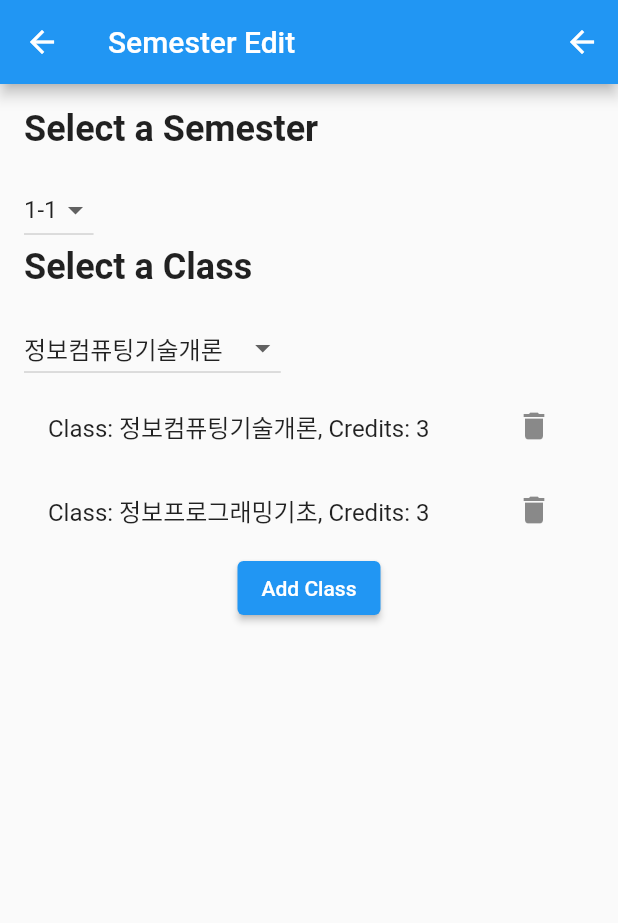
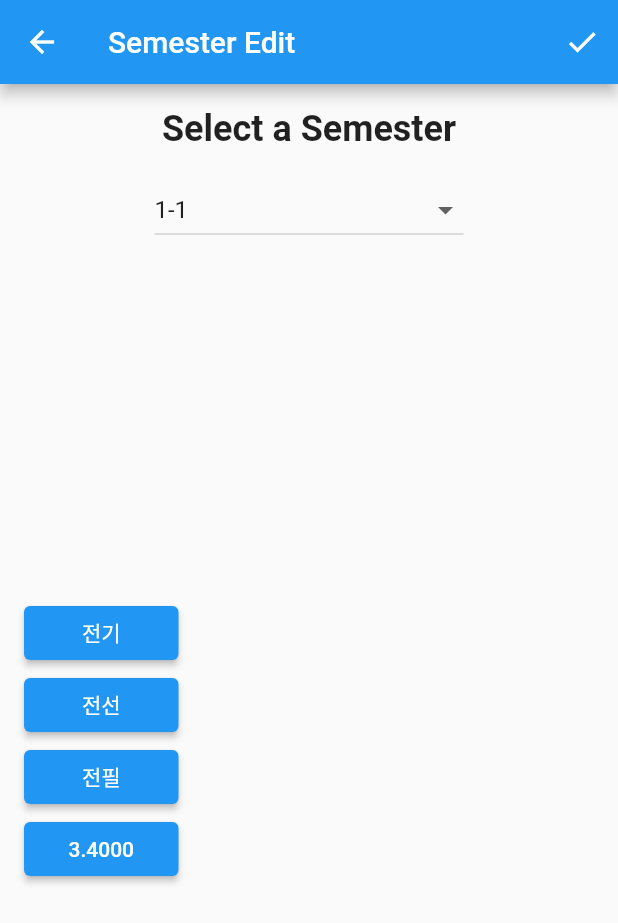
Before and after one commit to Brokepilot/Capstoneprojectfinal, a Flutter app: the EditPage screen opened by its route, on a phone screen of 412 x 824 dp. Shown: the top 923 px of the screen. Run offline on Flutter 3.47's test engine with Material 2 defaults, Android fonts, the light colour scheme and no system bars; our stand-ins replace fl_chart.

Commit message:
editpage complete needs to look prettier tho

```diff
--- a/lib/main.dart
+++ b/lib/main.dart
@@ -83,6 +83,7 @@ class EndMeApp extends StatelessWidget {
   @override
   Widget build(BuildContext context) {
     return MaterialApp(
+      debugShowCheckedModeBanner: false,
       title: 'EndMe',
       theme: ThemeData(
         primarySwatch: Colors.blue,
--- a/lib/models.dart
+++ b/lib/models.dart
@@ -11,10 +11,19 @@ class CreditType {
 
 class Semester {
   final String name;
-  final List<ClassTaken> classesTaken;
+  List<ClassTaken> classesTaken;
 
   Semester({required this.name, this.classesTaken = const []});
+
+  void addClass(ClassTaken classTaken) {
+    classesTaken.add(classTaken);
+  }
+
+  void removeClass(ClassTaken classTaken) {
+    classesTaken.remove(classTaken);
+  }
 }
+
 
 class ClassTaken {
   final String className;
--- a/lib/pages/editpage.dart
+++ b/lib/pages/editpage.dart
@@ -14,10 +14,14 @@ class _EditPageState extends State<EditPage> {
   late List<Semester> semesters;
   late Semester selectedSemester;
   late List<ClassTaken> allClasses;
-  late ClassTaken selectedClass;
+  late List<ClassTaken>
+      selectedClasses; // for keeping track of selected classes
+  late String selectedType; // for keeping track of selected type
 
   @override
   void initState() {
+    super.initState();
+
     // Initialize semesters with user's semesters
     semesters = widget.user.semesters;
     // Initialize selectedSemester with the first semester
@@ -25,20 +29,26 @@ class _EditPageState extends State<EditPage> {
 
     // Initialize allClasses with user's allClasses
     allClasses = widget.user.allClasses;
-    // Initialize selectedClass with the first class
-    selectedClass = allClasses[0];
 
-    super.initState();
+    // Initialize selectedClasses with an empty list
+    selectedClasses = [];
+
+    // Initialize selectedType with "T1"
+    selectedType = "T1";
   }
 
+  @override
   Widget build(BuildContext context) {
     return Scaffold(
       appBar: AppBar(
         title: Text('Semester Edit'),
         actions: [
           IconButton(
-            icon: Icon(Icons.arrow_back),
+            icon: Icon(Icons.check),
             onPressed: () {
+              setState(() {
+                selectedSemester.classesTaken = selectedClasses;
+              });
               // Navigate back to the View Page
               Navigator.pop(context);
             },
@@ -48,15 +58,20 @@ class _EditPageState extends State<EditPage> {
       body: Padding(
         padding: const EdgeInsets.all(16.0),
         child: Column(
-          crossAxisAlignment: CrossAxisAlignment.start,
+          crossAxisAlignment: CrossAxisAlignment.center,
           children: [
             Text(
               'Select a Semester',
               style: TextStyle(fontSize: 24, fontWeight: FontWeight.bold),
+              textAlign: TextAlign.center,
             ),
             SizedBox(height: 16),
             if (semesters != null)
-            DropdownButton<Semester>(
+              Center(
+                child: Container(
+                  width: MediaQuery.of(context).size.width / 2,
+                  child: DropdownButton<Semester>(
+                    isExpanded: true,
                     value: selectedSemester,
                     onChanged: (Semester? newValue) {
                       if (newValue != null) {
@@ -72,53 +87,63 @@ class _EditPageState extends State<EditPage> {
                       );
                     }).toList(),
                   ),
-            Text(
-              'Select a Class',
-              style: TextStyle(fontSize: 24, fontWeight: FontWeight.bold),
+                ),
               ),
             SizedBox(height: 16),
-            if (allClasses != null)
-            DropdownButton<ClassTaken>(
-              value: selectedClass,
-              onChanged: (ClassTaken? newValue) {
-                if (newValue != null) {
-                  setState(() {
-                    selectedClass = newValue;
-                  });
-                }
-              },
-              items: allClasses.map((class_) {
-                return DropdownMenuItem(
-                  value: class_,
-                  child: Text(class_.className),
-                );
-              }).toList(),
-            ),
-            if (selectedSemester != null)
+            Expanded(
+              child: Row(
+                mainAxisAlignment: MainAxisAlignment.spaceEvenly,
+                children: [
                   Column(
+                    mainAxisAlignment: MainAxisAlignment.center,
                     children: [
-                  ...selectedSemester.classesTaken.map((class_) {
-                    return ListTile(
-                      title: Text('Class: ${class_.className}, Credits: ${class_.credits}'),
-                      trailing: IconButton(
-                        icon: Icon(Icons.delete),
+                      ...["전기", "전선", "전필", "3.4000"]
+                          .map(
+                            (type) => Container(
+                              width: MediaQuery.of(context).size.width / 4,
+                              child: ElevatedButton(
                                 onPressed: () {
                                   setState(() {
-                            selectedSemester.classesTaken.remove(class_);
+                                    selectedType = type;
+                                  });
+                                },
+                                child: Text(type),
+                              ),
+                            ),
+                          )
+                          .toList(),
+                    ],
+                  ),
+                  Expanded(
+                    child: ListView.builder(
+                      itemCount: allClasses.length,
+                      itemBuilder: (context, index) {
+                        var class_ = allClasses[index];
+                        if (class_.creditType != selectedType) {
+                          return SizedBox.shrink();
+                        }
+                        var isSelected = selectedClasses.contains(class_);
+                        return ListTile(
+                          tileColor: isSelected ? Colors.lightBlueAccent : null,
+                          title: Text(class_.className),
+                          trailing: IconButton(
+                            icon: Icon(isSelected ? Icons.check : Icons.add),
+                            onPressed: () {
+                              setState(() {
+                                if (isSelected) {
+                                  selectedClasses.remove(class_);
+                                } else {
+                                  selectedClasses.add(class_);
+                                }
                               });
                             },
                           ),
                         );
-                  }).toList(),
-                  ElevatedButton(
-                    onPressed: () {
-                      setState(() {
-                        selectedSemester.classesTaken.add(selectedClass);
-                      });
                       },
-                    child: Text('Add Class'),
+                    ),
                   ),
                 ],
+              ),
             ),
           ],
         ),
@@ -126,6 +151,3 @@ class _EditPageState extends State<EditPage> {
     );
   }
 }
-
-class StudyClass {
-}
```
Lines whose indentation alone changed are shown as unchanged.
